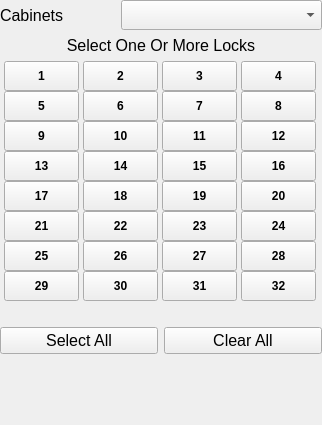
First picture: the form in Key/lockcabinetwidget.ui, repository BuzzSiler/keycodebox-key, before the edit.
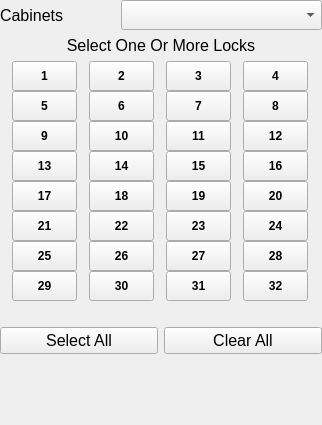
Second picture: the form after the edit.

```diff
--- a/Key/lockcabinetwidget.ui
+++ b/Key/lockcabinetwidget.ui
@@ -11,7 +11,7 @@
    </rect>
   </property>
   <property name="sizePolicy">
-   <sizepolicy hsizetype="MinimumExpanding" vsizetype="Fixed">
+   <sizepolicy hsizetype="MinimumExpanding" vsizetype="MinimumExpanding">
     <horstretch>0</horstretch>
     <verstretch>0</verstretch>
    </sizepolicy>
@@ -139,14 +139,14 @@
          </property>
          <property name="minimumSize">
           <size>
-           <width>60</width>
+           <width>65</width>
            <height>30</height>
           </size>
          </property>
          <property name="maximumSize">
           <size>
-           <width>75</width>
-           <height>40</height>
+           <width>65</width>
+           <height>30</height>
           </size>
          </property>
          <property name="font">
@@ -173,14 +173,14 @@
          </property>
          <property name="minimumSize">
           <size>
-           <width>60</width>
+           <width>65</width>
            <height>30</height>
           </size>
          </property>
          <property name="maximumSize">
           <size>
-           <width>75</width>
-           <height>40</height>
+           <width>65</width>
+           <height>30</height>
           </size>
          </property>
          <property name="font">
@@ -207,14 +207,14 @@
          </property>
          <property name="minimumSize">
           <size>
-           <width>60</width>
+           <width>65</width>
            <height>30</height>
           </size>
          </property>
          <property name="maximumSize">
           <size>
-           <width>75</width>
-           <height>40</height>
+           <width>65</width>
+           <height>30</height>
           </size>
          </property>
          <property name="font">
@@ -241,14 +241,14 @@
          </property>
          <property name="minimumSize">
           <size>
-           <width>60</width>
+           <width>65</width>
            <height>30</height>
           </size>
          </property>
          <property name="maximumSize">
           <size>
-           <width>75</width>
-           <height>40</height>
+           <width>65</width>
+           <height>30</height>
           </size>
          </property>
          <property name="font">
@@ -282,14 +282,14 @@
          </property>
          <property name="minimumSize">
           <size>
-           <width>60</width>
+           <width>65</width>
            <height>30</height>
           </size>
          </property>
          <property name="maximumSize">
           <size>
-           <width>75</width>
-           <height>40</height>
+           <width>65</width>
+           <height>30</height>
           </size>
          </property>
          <property name="font">
@@ -316,14 +316,14 @@
          </property>
          <property name="minimumSize">
           <size>
-           <width>60</width>
+           <width>65</width>
            <height>30</height>
           </size>
          </property>
          <property name="maximumSize">
           <size>
-           <width>75</width>
-           <height>40</height>
+           <width>65</width>
+           <height>30</height>
           </size>
          </property>
          <property name="font">
@@ -350,14 +350,14 @@
          </property>
          <property name="minimumSize">
           <size>
-           <width>60</width>
+           <width>65</width>
            <height>30</height>
           </size>
          </property>
          <property name="maximumSize">
           <size>
-           <width>75</width>
-           <height>40</height>
+           <width>65</width>
+           <height>30</height>
           </size>
          </property>
          <property name="font">
@@ -384,14 +384,14 @@
          </property>
          <property name="minimumSize">
           <size>
-           <width>60</width>
+           <width>65</width>
            <height>30</height>
           </size>
          </property>
          <property name="maximumSize">
           <size>
-           <width>75</width>
-           <height>40</height>
+           <width>65</width>
+           <height>30</height>
           </size>
          </property>
          <property name="font">
@@ -425,14 +425,14 @@
          </property>
          <property name="minimumSize">
           <size>
-           <width>60</width>
+           <width>65</width>
            <height>30</height>
           </size>
          </property>
          <property name="maximumSize">
           <size>
-           <width>75</width>
-           <height>40</height>
+           <width>65</width>
+           <height>30</height>
           </size>
          </property>
          <property name="font">
@@ -459,14 +459,14 @@
          </property>
          <property name="minimumSize">
           <size>
-           <width>60</width>
+           <width>65</width>
            <height>30</height>
           </size>
          </property>
          <property name="maximumSize">
           <size>
-           <width>75</width>
-           <height>40</height>
+           <width>65</width>
+           <height>30</height>
           </size>
          </property>
          <property name="font">
@@ -493,14 +493,14 @@
          </property>
          <property name="minimumSize">
           <size>
-           <width>60</width>
+           <width>65</width>
            <height>30</height>
           </size>
          </property>
          <property name="maximumSize">
           <size>
-           <width>75</width>
-           <height>40</height>
+           <width>65</width>
+           <height>30</height>
           </size>
          </property>
          <property name="font">
@@ -527,14 +527,14 @@
          </property>
          <property name="minimumSize">
           <size>
-           <width>60</width>
+           <width>65</width>
            <height>30</height>
           </size>
          </property>
          <property name="maximumSize">
           <size>
-           <width>75</width>
-           <height>40</height>
+           <width>65</width>
+           <height>30</height>
           </size>
          </property>
          <property name="font">
@@ -568,14 +568,14 @@
          </property>
          <property name="minimumSize">
           <size>
-           <width>60</width>
+           <width>65</width>
            <height>30</height>
           </size>
          </property>
          <property name="maximumSize">
           <size>
-           <width>75</width>
-           <height>40</height>
+           <width>65</width>
+           <height>30</height>
           </size>
          </property>
          <property name="font">
@@ -602,14 +602,14 @@
          </property>
          <property name="minimumSize">
           <size>
-           <width>60</width>
+           <width>65</width>
            <height>30</height>
           </size>
          </property>
          <property name="maximumSize">
           <size>
-           <width>75</width>
-           <height>40</height>
+           <width>65</width>
+           <height>30</height>
           </size>
          </property>
          <property name="font">
@@ -636,14 +636,14 @@
          </property>
          <property name="minimumSize">
           <size>
-           <width>60</width>
+           <width>65</width>
            <height>30</height>
           </size>
          </property>
          <property name="maximumSize">
           <size>
-           <width>75</width>
-           <height>40</height>
+           <width>65</width>
+           <height>30</height>
           </size>
          </property>
          <property name="font">
@@ -670,14 +670,14 @@
          </property>
          <property name="minimumSize">
           <size>
-           <width>60</width>
+           <width>65</width>
            <height>30</height>
           </size>
          </property>
          <property name="maximumSize">
           <size>
-           <width>75</width>
-           <height>40</height>
+           <width>65</width>
+           <height>30</height>
           </size>
          </property>
          <property name="font">
@@ -711,14 +711,14 @@
          </property>
          <property name="minimumSize">
           <size>
-           <width>60</width>
+           <width>65</width>
            <height>30</height>
           </size>
          </property>
          <property name="maximumSize">
           <size>
-           <width>75</width>
-           <height>40</height>
+           <width>65</width>
+           <height>30</height>
           </size>
          </property>
          <property name="font">
@@ -745,14 +745,14 @@
          </property>
          <property name="minimumSize">
           <size>
-           <width>60</width>
+           <width>65</width>
            <height>30</height>
           </size>
          </property>
          <property name="maximumSize">
           <size>
-           <width>75</width>
-           <height>40</height>
+           <width>65</width>
+           <height>30</height>
           </size>
          </property>
          <property name="font">
@@ -779,14 +779,14 @@
          </property>
          <property name="minimumSize">
           <size>
-           <width>60</width>
+           <width>65</width>
            <height>30</height>
           </size>
          </property>
          <property name="maximumSize">
           <size>
-           <width>75</width>
-           <height>40</height>
+           <width>65</width>
+           <height>30</height>
           </size>
          </property>
          <property name="font">
@@ -813,14 +813,14 @@
          </property>
          <property name="minimumSize">
           <size>
-           <width>60</width>
+           <width>65</width>
            <height>30</height>
           </size>
          </property>
          <property name="maximumSize">
           <size>
-           <width>75</width>
-           <height>40</height>
+           <width>65</width>
+           <height>30</height>
           </size>
          </property>
          <property name="font">
@@ -854,14 +854,14 @@
          </property>
          <property name="minimumSize">
           <size>
-           <width>60</width>
+           <width>65</width>
            <height>30</height>
           </size>
          </property>
          <property name="maximumSize">
           <size>
-           <width>75</width>
-           <height>40</height>
+           <width>65</width>
+           <height>30</height>
           </size>
          </property>
          <property name="font">
@@ -888,14 +888,14 @@
          </property>
          <property name="minimumSize">
           <size>
-           <width>60</width>
+           <width>65</width>
            <height>30</height>
           </size>
          </property>
          <property name="maximumSize">
           <size>
-           <width>75</width>
-           <height>40</height>
+           <width>65</width>
+           <height>30</height>
           </size>
          </property>
          <property name="font">
@@ -922,14 +922,14 @@
          </property>
          <property name="minimumSize">
           <size>
-           <width>60</width>
+           <width>65</width>
            <height>30</height>
           </size>
          </property>
          <property name="maximumSize">
           <size>
-           <width>75</width>
-           <height>40</height>
+           <width>65</width>
+           <height>30</height>
           </size>
          </property>
          <property name="font">
@@ -956,14 +956,14 @@
          </property>
          <property name="minimumSize">
           <size>
-           <width>60</width>
+           <width>65</width>
            <height>30</height>
           </size>
          </property>
          <property name="maximumSize">
           <size>
-           <width>75</width>
-           <height>40</height>
+           <width>65</width>
+           <height>30</height>
           </size>
          </property>
          <property name="font">
@@ -997,14 +997,14 @@
          </property>
          <property name="minimumSize">
           <size>
-           <width>60</width>
+           <width>65</width>
            <height>30</height>
           </size>
          </property>
          <property name="maximumSize">
           <size>
-           <width>75</width>
-           <height>40</height>
+           <width>65</width>
+           <height>30</height>
           </size>
          </property>
          <property name="font">
@@ -1031,14 +1031,14 @@
          </property>
          <property name="minimumSize">
           <size>
-           <width>60</width>
+           <width>65</width>
            <height>30</height>
           </size>
          </property>
          <property name="maximumSize">
           <size>
-           <width>75</width>
-           <height>40</height>
+           <width>65</width>
+           <height>30</height>
           </size>
          </property>
          <property name="font">
@@ -1065,14 +1065,14 @@
          </property>
          <property name="minimumSize">
           <size>
-           <width>60</width>
+           <width>65</width>
            <height>30</height>
           </size>
          </property>
          <property name="maximumSize">
           <size>
-           <width>75</width>
-           <height>40</height>
+           <width>65</width>
+           <height>30</height>
           </size>
          </property>
          <property name="font">
@@ -1099,14 +1099,14 @@
          </property>
          <property name="minimumSize">
           <size>
-           <width>60</width>
+           <width>65</width>
            <height>30</height>
           </size>
          </property>
          <property name="maximumSize">
           <size>
-           <width>75</width>
-           <height>40</height>
+           <width>65</width>
+           <height>30</height>
           </size>
          </property>
          <property name="font">
@@ -1140,14 +1140,14 @@
          </property>
          <property name="minimumSize">
           <size>
-           <width>60</width>
+           <width>65</width>
            <height>30</height>
           </size>
          </property>
          <property name="maximumSize">
           <size>
-           <width>75</width>
-           <height>40</height>
+           <width>65</width>
+           <height>30</height>
           </size>
          </property>
          <property name="font">
@@ -1177,14 +1177,14 @@
          </property>
          <property name="minimumSize">
           <size>
-           <width>60</width>
+           <width>65</width>
            <height>30</height>
           </size>
          </property>
          <property name="maximumSize">
           <size>
-           <width>75</width>
-           <height>40</height>
+           <width>65</width>
+           <height>30</height>
           </size>
          </property>
          <property name="font">
@@ -1211,14 +1211,14 @@
          </property>
          <property name="minimumSize">
           <size>
-           <width>60</width>
+           <width>65</width>
            <height>30</height>
           </size>
          </property>
          <property name="maximumSize">
           <size>
-           <width>75</width>
-           <height>40</height>
+           <width>65</width>
+           <height>30</height>
           </size>
          </property>
          <property name="font">
@@ -1248,14 +1248,14 @@
          </property>
          <property name="minimumSize">
           <size>
-           <width>60</width>
+           <width>65</width>
            <height>30</height>
           </size>
          </property>
          <property name="maximumSize">
           <size>
-           <width>75</width>
-           <height>40</height>
+           <width>65</width>
+           <height>30</height>
           </size>
          </property>
          <property name="font">
```
Left out of the diff: 2 changed lines with no effect on the pictures.
